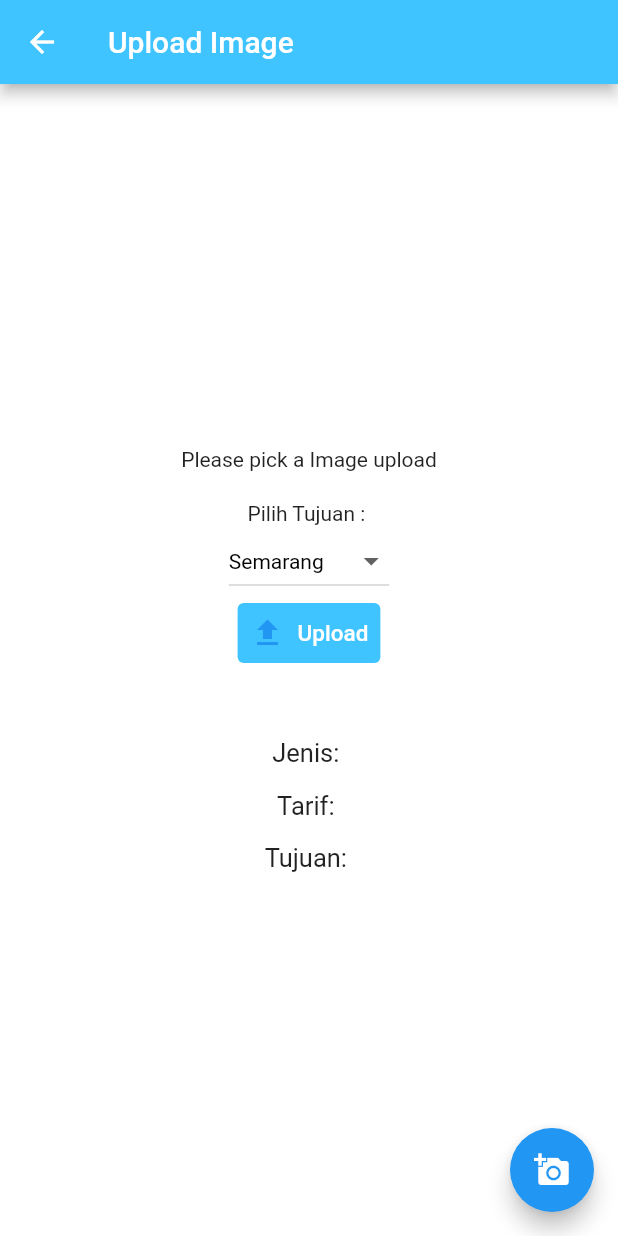
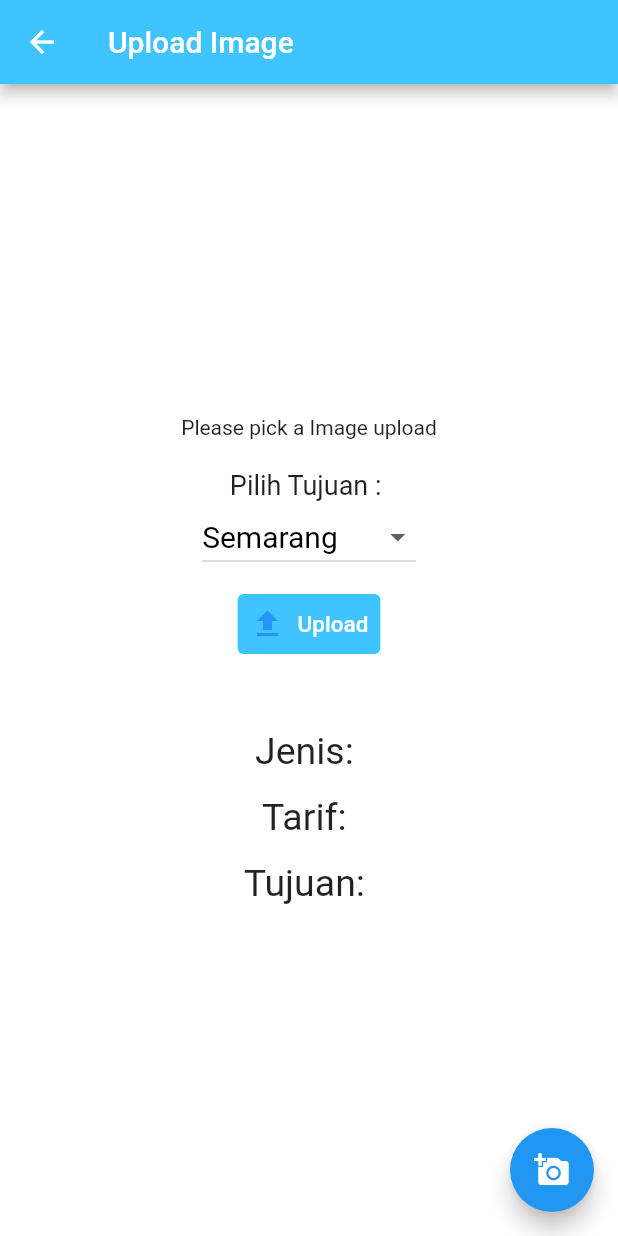
Before and after one commit to muhammadisa226/RateTol-Flutter, a Flutter app: the UploadImage screen opened directly, on a phone screen of 412 x 824 dp. Run offline on Flutter 3.47's test engine with Material 2 defaults, Android fonts, the phone set to English and light mode, and no system bars; our stand-ins replace image_picker, shared_preferences; accounts and stored records are empty.

Commit message:
revisi ui upload image

```diff
--- a/lib/pages/Images/uploadimage_page.dart
+++ b/lib/pages/Images/uploadimage_page.dart
@@ -95,11 +95,14 @@ class _UploadImageState extends State<UploadImage> {
                     height: 150,
                   ),
             SizedBox(height: 20),
-            Text('Pilih Tujuan : '),
+            Text(
+              'Pilih Tujuan : ',
+              style: TextStyle(fontSize: 18),
+            ),
             DropdownButton<String>(
               value: SelectedTujuan,
               elevation: 16,
-              style: const TextStyle(color: Colors.black, fontSize: 14),
+              style: const TextStyle(color: Colors.black, fontSize: 20),
               onChanged: (String? value) {
                 // This is called when the user selects an item.
                 setState(() {
@@ -112,6 +115,9 @@ class _UploadImageState extends State<UploadImage> {
                   child: Text(value),
                 );
               }).toList(),
+            ),
+            SizedBox(
+              height: 10,
             ),
             TextButton.icon(
               style: ButtonStyle(
@@ -139,17 +145,17 @@ class _UploadImageState extends State<UploadImage> {
               children: [
                 Text(
                   'Jenis: ' + '${jenis}',
-                  style: TextStyle(fontSize: 17),
+                  style: TextStyle(fontSize: 25),
                 ),
                 SizedBox(height: 15),
                 Text(
                   'Tarif: ' + '${tarif}',
-                  style: TextStyle(fontSize: 17),
+                  style: TextStyle(fontSize: 25),
                 ),
                 SizedBox(height: 15),
                 Text(
                   'Tujuan:' + ' ${tujuan}',
-                  style: TextStyle(fontSize: 17),
+                  style: TextStyle(fontSize: 25),
                 ),
               ],
             )
--- a/lib/pages/Login/login_page.dart
+++ b/lib/pages/Login/login_page.dart
@@ -38,6 +38,7 @@ class _LoginPageState extends State<LoginPage> {
       prefs.setBool('login', true);
       var response = json.decode(res.body);
       message = response['message'];
+
       setState(() {
         visible = false;
       });
```
